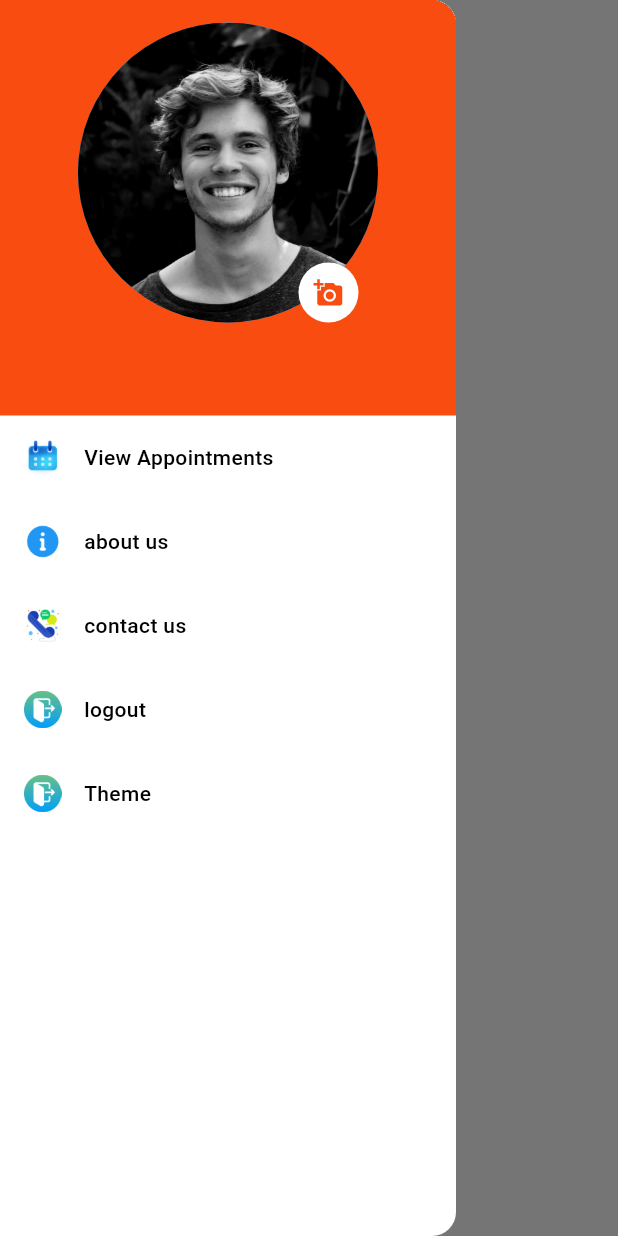
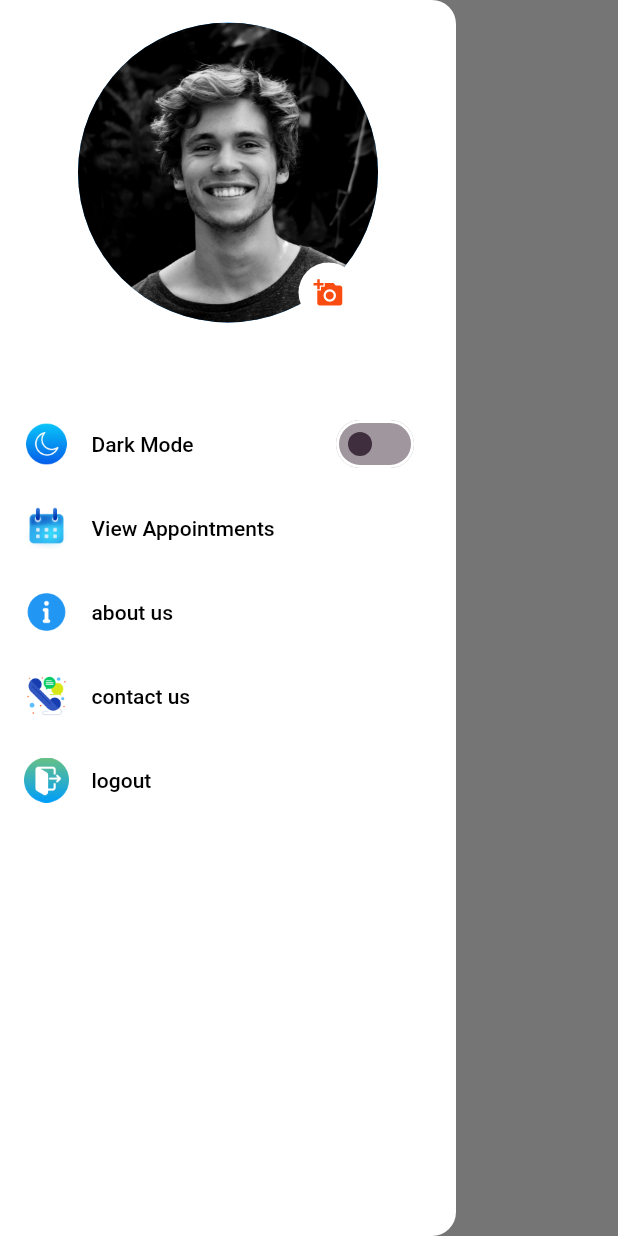
Before and after one commit to albin2771git/petcare_app, a Flutter app: the HomeScreen screen opened directly, with the side drawer open, on a phone screen of 412 x 824 dp. Run offline on Flutter 3.47's test engine with Material 2 defaults, Android fonts, the phone set to English and light mode, and no system bars; our stand-ins replace cached_network_image, fluttertoast, google_fonts, image_picker, lottie, shared_preferences; accounts and stored records are empty; Roboto replaces fonts that are missing (Poppins).

Commit message:
flutter theme changes and home screen set up

```diff
--- a/lib/main.dart
+++ b/lib/main.dart
@@ -27,7 +27,7 @@ class _MyAppState extends State<MyApp> {
               debugShowCheckedModeBanner: false,
               theme: Styles.themeData(false, context),
               darkTheme: Styles.themeData(true, context),
-              themeMode: value.isDarkTheme ? ThemeMode.dark : ThemeMode.light,
+              themeMode: value.darkTheme ? ThemeMode.dark : ThemeMode.light,
               home: const SplashScreen(),
             );
           },
--- a/lib/src/core/app_constants/app_strings.dart
+++ b/lib/src/core/app_constants/app_strings.dart
@@ -1,5 +1,5 @@
 class AppStrings {
-  static const String appName = 'Flutter Starter';
+  static const String appName = 'Cuddle Care';
   static const String loginSuccess = 'Successfully logged In';
   static const String registrationSuccessfull = 'Successfully Registered';
   static const String enterValidValues = 'Plase enter valid values';
--- /dev/null
+++ b/lib/src/core/common_widgets/common_appbar_text.dart
@@ -0,0 +1,22 @@
+
+
+import 'package:flutter/material.dart';
+
+import '../app_constants/app_strings.dart';
+
+class CommonAppBarText extends StatelessWidget {
+  final String text;
+  const CommonAppBarText({super.key, required this.text});
+
+  @override
+  Widget build(BuildContext context) {
+    return  Text(
+              text,
+              style: Theme.of(context).textTheme.bodyMedium?.copyWith(
+                  color: Theme.of(context).textTheme.bodyMedium?.color,
+                  fontStyle: FontStyle.italic,
+                  fontWeight: FontWeight.bold,
+                  fontSize: 20),
+            );
+  }
+}
--- a/lib/src/features/home/pages/home_screen.dart
+++ b/lib/src/features/home/pages/home_screen.dart
@@ -1,4 +1,6 @@
 import 'package:flutter/material.dart';
+import 'package:petcare_app/src/core/app_constants/app_strings.dart';
+import '../../../core/common_widgets/common_appbar_text.dart';
 import '../widgets/home_drawer.dart';
 
 class HomeScreen extends StatelessWidget {
@@ -8,8 +10,18 @@ class HomeScreen extends StatelessWidget {
   Widget build(BuildContext context) {
     return Scaffold(
         appBar: AppBar(
-          title: const Text("HomeScreen"),
-        ),
+            centerTitle: true,
+            title: const CommonAppBarText(text: AppStrings.appName),
+            leading: Builder(
+              builder: (context) => IconButton(
+                icon: Icon(
+                  Icons.menu,
+                  color: Theme.of(context).iconTheme.color,
+                  size: 30,
+                ),
+                onPressed: () => Scaffold.of(context).openDrawer(),
+              ),
+            )),
         drawer: const HomeDrawer());
   }
 }
--- a/lib/src/features/home/widgets/home_drawer.dart
+++ b/lib/src/features/home/widgets/home_drawer.dart
@@ -2,7 +2,6 @@ import 'package:flutter/material.dart';
 import 'package:petcare_app/src/core/app_constants/app_colors.dart';
 import 'package:petcare_app/src/core/app_constants/configuration.dart';
 import 'package:petcare_app/src/features/theme/pages/theme_settings.dart';
-import '../../theme/pages/theme_page.dart';
 import '../../drawer/widgets/profile_select_widget.dart';
 import '../pages/module_list.dart';
 
@@ -12,11 +11,12 @@ class HomeDrawer extends StatelessWidget {
   @override
   Widget build(BuildContext context) {
     return Drawer(
+     backgroundColor: Theme.of(context).cardColor,
       child: ListView(
         children: [
           Container(
-              decoration: const BoxDecoration(
-                color: AppColors.primary2,
+              decoration:  BoxDecoration(
+                color:Theme.of(context).cardTheme.color,
               ),
               child: Column(
                 children: [
@@ -46,6 +46,7 @@ class HomeDrawer extends StatelessWidget {
                   )
                 ],
               )),
+          const ThemeSettings(),
           drawerTile(context, 'View Appointments', () {
             Navigator.push(context,
                 MaterialPageRoute(builder: (context) => const ModuleList()));
@@ -55,10 +56,6 @@ class HomeDrawer extends StatelessWidget {
           drawerTile(
               context, 'contact us', () {}, 'assets/icons/telephone.png'),
           drawerTile(context, 'logout', () {}, 'assets/icons/logout.png'),
-          drawerTile(context, 'Theme', () {
-            Navigator.push(context,
-                MaterialPageRoute(builder: (context) => const ThemeSettings()));
-          }, 'assets/icons/logout.png'),
         ],
       ),
     );
@@ -71,8 +68,8 @@ class HomeDrawer extends StatelessWidget {
         children: [
           Image.asset(
             image,
-            width: 25,
-            height: 25,
+            width: 30,
+            height: 30,
           ),
           const SizedBox(
             width: 15,
--- a/lib/src/features/theme/pages/theme_settings.dart
+++ b/lib/src/features/theme/pages/theme_settings.dart
@@ -1,6 +1,6 @@
 import 'package:flutter/material.dart';
+import 'package:petcare_app/src/core/app_constants/app_colors.dart';
 import 'package:provider/provider.dart';
-
 import '../presentation/theme_provider.dart';
 
 class ThemeSettings extends StatelessWidget {
@@ -8,23 +8,40 @@ class ThemeSettings extends StatelessWidget {
 
   @override
   Widget build(BuildContext context) {
-    return Scaffold(
-        appBar: AppBar(
-          title: const Text('Theme Settings'),
-        ),
-        body: Center(
-            child: Consumer<ThemeProvider>(builder: (context, value2, child) {
-          return Column(
+    return Center(
+        child: Consumer<ThemeProvider>(builder: (context, value2, child) {
+      return ListTile(
+          title: Row(
             children: [
-              Text(value2.isDarkTheme.toString()),
-              SwitchListTile(
-                  title: const Text("data"),
-                  value: value2.isDarkTheme,
-                  onChanged: (value) {
-                    value2.toggleTheme();
-                  }),
+              Image.asset(
+                value2.darkTheme
+                    ? 'assets/icons/night-mode.png'
+                    : 'assets/icons/moon.png',
+                width: 30,
+                height: 30,
+              ),
+              const SizedBox(
+                width: 15,
+              ),
+              Text(
+                value2.darkTheme ? 'Light Mode' : 'Dark Mode',
+                style: Theme.of(context)
+                    .textTheme
+                    .bodyMedium
+                    ?.copyWith(fontWeight: FontWeight.w500, fontSize: 14),
+              ),
             ],
-          );
-        })));
+          ),
+          trailing: Switch(
+            value: value2.darkTheme,
+            onChanged: (value) {
+              value2.setterDarkTheme = value;
+            },
+            activeColor: AppColors.primaryColor,
+            activeTrackColor: AppColors.primaryColor.withOpacity(0.5),
+            inactiveThumbColor: AppColors.greyColor,
+            inactiveTrackColor: AppColors.greyColor.withOpacity(0.5),
+          ));
+    }));
   }
 }
--- a/lib/src/features/theme/presentation/theme_provider.dart
+++ b/lib/src/features/theme/presentation/theme_provider.dart
@@ -4,24 +4,13 @@ import 'package:petcare_app/src/features/theme/presentation/theme_pref.dart';
 class ThemeProvider with ChangeNotifier {
   ThemePrefs themePref = ThemePrefs();
 
-  // bool _darkTheme = false;
+  bool _darkTheme = false;
 
-  // bool get darkTheme => _darkTheme;
+  bool get darkTheme => _darkTheme;
 
-  // /// create setter for darkTheme
-  // set setterDarkTheme(bool value) {
-  //   _darkTheme = value;
-  //   setDarkTheme(value);
-  // }
-
-  // setDarkTheme(bool value) {
-  //   themePref.setDarkTheme(value);
-  //   notifyListeners();
-  // }
-  bool isDarkTheme = false;
-
-  void toggleTheme() {
-    isDarkTheme = !isDarkTheme;
+  set setterDarkTheme(bool value) {
+    _darkTheme = value;
+    themePref.setDarkTheme(value);
     notifyListeners();
   }
 }
```
Also changed, not shown: lib/src/core/app_constants/theme.dart (+24 -23 lines), lib/src/core/common_widgets/common_back_button.dart (added, +17 -0 lines), lib/src/features/theme/pages/theme_page.dart (deleted, +0 -17 lines), assets/icons/moon.png (added), assets/icons/night-mode.png (added).
